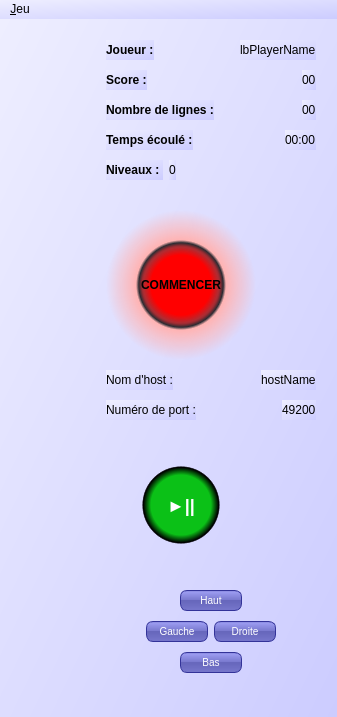
Before: the Qt Designer form view/mwtetris.ui in g-jouret/projetTetris, drawn with Qt 5.
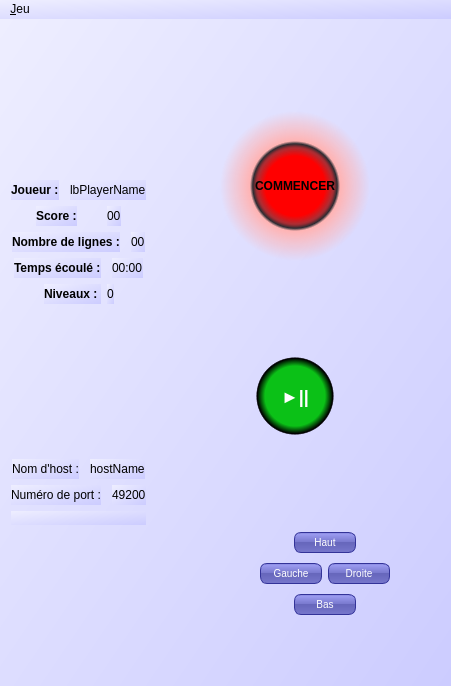
After: the same form once the commit is applied.

```diff
--- a/view/mwtetris.ui
+++ b/view/mwtetris.ui
@@ -6,8 +6,8 @@
    <rect>
     <x>0</x>
     <y>0</y>
-    <width>337</width>
-    <height>717</height>
+    <width>451</width>
+    <height>686</height>
    </rect>
   </property>
   <property name="windowTitle">
@@ -27,68 +27,7 @@
     <string notr="true"/>
    </property>
    <layout class="QGridLayout" name="gridLayout">
-    <item row="1" column="3">
-     <spacer name="verticalSpacer_2">
-      <property name="orientation">
-       <enum>Qt::Vertical</enum>
-      </property>
-      <property name="sizeHint" stdset="0">
-       <size>
-        <width>20</width>
-        <height>20</height>
-       </size>
-      </property>
-     </spacer>
-    </item>
-    <item row="1" column="0">
-     <spacer name="verticalSpacer_3">
-      <property name="orientation">
-       <enum>Qt::Vertical</enum>
-      </property>
-      <property name="sizeHint" stdset="0">
-       <size>
-        <width>20</width>
-        <height>40</height>
-       </size>
-      </property>
-     </spacer>
-    </item>
-    <item row="0" column="1">
-     <spacer name="horizontalSpacer_15">
-      <property name="orientation">
-       <enum>Qt::Horizontal</enum>
-      </property>
-      <property name="sizeHint" stdset="0">
-       <size>
-        <width>40</width>
-        <height>20</height>
-       </size>
-      </property>
-     </spacer>
-    </item>
-    <item row="0" column="0">
-     <layout class="QGridLayout" name="boardGrid">
-      <property name="sizeConstraint">
-       <enum>QLayout::SetMaximumSize</enum>
-      </property>
-      <property name="leftMargin">
-       <number>10</number>
-      </property>
-      <property name="topMargin">
-       <number>10</number>
-      </property>
-      <property name="rightMargin">
-       <number>10</number>
-      </property>
-      <property name="bottomMargin">
-       <number>10</number>
-      </property>
-      <property name="spacing">
-       <number>3</number>
-      </property>
-     </layout>
-    </item>
-    <item row="0" column="3">
+    <item row="0" column="7">
      <layout class="QVBoxLayout" name="infoBox">
       <property name="spacing">
        <number>10</number>
@@ -108,182 +47,6 @@
       <property name="bottomMargin">
        <number>10</number>
       </property>
-      <item>
-       <layout class="QHBoxLayout" name="horizontalLayout">
-        <item>
-         <widget class="QLabel" name="lbName">
-          <property name="styleSheet">
-           <string notr="true">QLabel {font-weight: bold; }</string>
-          </property>
-          <property name="text">
-           <string>Joueur :</string>
-          </property>
-         </widget>
-        </item>
-        <item>
-         <spacer name="horizontalSpacer">
-          <property name="orientation">
-           <enum>Qt::Horizontal</enum>
-          </property>
-          <property name="sizeHint" stdset="0">
-           <size>
-            <width>40</width>
-            <height>20</height>
-           </size>
-          </property>
-         </spacer>
-        </item>
-        <item>
-         <widget class="QLabel" name="lbPlayerName">
-          <property name="text">
-           <string>lbPlayerName</string>
-          </property>
-         </widget>
-        </item>
-       </layout>
-      </item>
-      <item>
-       <layout class="QHBoxLayout" name="horizontalLayout_2">
-        <item>
-         <widget class="QLabel" name="lbScore">
-          <property name="styleSheet">
-           <string notr="true">QLabel {font-weight: bold; }</string>
-          </property>
-          <property name="text">
-           <string>Score :</string>
-          </property>
-         </widget>
-        </item>
-        <item>
-         <spacer name="horizontalSpacer_2">
-          <property name="orientation">
-           <enum>Qt::Horizontal</enum>
-          </property>
-          <property name="sizeHint" stdset="0">
-           <size>
-            <width>40</width>
-            <height>20</height>
-           </size>
-          </property>
-         </spacer>
-        </item>
-        <item>
-         <widget class="QLabel" name="lbPlayerScore">
-          <property name="text">
-           <string>00</string>
-          </property>
-         </widget>
-        </item>
-       </layout>
-      </item>
-      <item>
-       <layout class="QHBoxLayout" name="horizontalLayout_7">
-        <item>
-         <widget class="QLabel" name="lbLines">
-          <property name="styleSheet">
-           <string notr="true">QLabel {font-weight: bold; }</string>
-          </property>
-          <property name="text">
-           <string>Nombre de lignes :</string>
-          </property>
-         </widget>
-        </item>
-        <item>
-         <spacer name="horizontalSpacer_8">
-          <property name="orientation">
-           <enum>Qt::Horizontal</enum>
-          </property>
-          <property name="sizeHint" stdset="0">
-           <size>
-            <width>40</width>
-            <height>20</height>
-           </size>
-          </property>
-         </spacer>
-        </item>
-        <item>
-         <widget class="QLabel" name="lbPlayerLines">
-          <property name="text">
-           <string>00</string>
-          </property>
-         </widget>
-        </item>
-       </layout>
-      </item>
-      <item>
-       <layout class="QHBoxLayout" name="horizontalLayout_6">
-        <item>
-         <widget class="QLabel" name="lbTimer">
-          <property name="styleSheet">
-           <string notr="true">QLabel {font-weight: bold; }</string>
-          </property>
-          <property name="text">
-           <string>Temps écoulé :</string>
-          </property>
-         </widget>
-        </item>
-        <item>
-         <spacer name="horizontalSpacer_7">
-          <property name="orientation">
-           <enum>Qt::Horizontal</enum>
-          </property>
-          <property name="sizeHint" stdset="0">
-           <size>
-            <width>40</width>
-            <height>20</height>
-           </size>
-          </property>
-         </spacer>
-        </item>
-        <item>
-         <widget class="QLabel" name="lbTime">
-          <property name="statusTip">
-           <string/>
-          </property>
-          <property name="text">
-           <string>00:00</string>
-          </property>
-         </widget>
-        </item>
-       </layout>
-      </item>
-      <item>
-       <layout class="QHBoxLayout" name="horizontalLayout_8">
-        <item>
-         <widget class="QLabel" name="lbLevel">
-          <property name="enabled">
-           <bool>true</bool>
-          </property>
-          <property name="styleSheet">
-           <string notr="true">QLabel {font-weight: bold; }</string>
-          </property>
-          <property name="text">
-           <string>Niveaux : </string>
-          </property>
-         </widget>
-        </item>
-        <item>
-         <widget class="QLabel" name="lbLevelGame">
-          <property name="text">
-           <string>0</string>
-          </property>
-         </widget>
-        </item>
-        <item>
-         <spacer name="horizontalSpacer_9">
-          <property name="orientation">
-           <enum>Qt::Horizontal</enum>
-          </property>
-          <property name="sizeHint" stdset="0">
-           <size>
-            <width>40</width>
-            <height>20</height>
-           </size>
-          </property>
-         </spacer>
-        </item>
-       </layout>
-      </item>
       <item>
        <spacer name="verticalSpacer">
         <property name="orientation">
@@ -292,7 +55,7 @@
         <property name="sizeHint" stdset="0">
          <size>
           <width>20</width>
-          <height>5</height>
+          <height>50</height>
          </size>
         </property>
        </spacer>
@@ -367,68 +130,6 @@
         </property>
        </spacer>
       </item>
-      <item>
-       <layout class="QHBoxLayout" name="horizontalLayout_11">
-        <item>
-         <widget class="QLabel" name="lbHost">
-          <property name="text">
-           <string>Nom d'host :</string>
-          </property>
-         </widget>
-        </item>
-        <item>
-         <spacer name="horizontalSpacer_14">
-          <property name="orientation">
-           <enum>Qt::Horizontal</enum>
-          </property>
-          <property name="sizeHint" stdset="0">
-           <size>
-            <width>40</width>
-            <height>20</height>
-           </size>
-          </property>
-         </spacer>
-        </item>
-        <item>
-         <widget class="QLabel" name="lbHostName">
-          <property name="text">
-           <string>hostName</string>
-          </property>
-         </widget>
-        </item>
-       </layout>
-      </item>
-      <item>
-       <layout class="QHBoxLayout" name="horizontalLayout_12">
-        <item>
-         <widget class="QLabel" name="lbPort">
-          <property name="text">
-           <string>Numéro de port :</string>
-          </property>
-         </widget>
-        </item>
-        <item>
-         <spacer name="horizontalSpacer_16">
-          <property name="orientation">
-           <enum>Qt::Horizontal</enum>
-          </property>
-          <property name="sizeHint" stdset="0">
-           <size>
-            <width>40</width>
-            <height>20</height>
-           </size>
-          </property>
-         </spacer>
-        </item>
-        <item>
-         <widget class="QLabel" name="lbPortNb">
-          <property name="text">
-           <string>49200</string>
-          </property>
-         </widget>
-        </item>
-       </layout>
-      </item>
       <item>
        <widget class="QPushButton" name="btnPause">
         <property name="styleSheet">
@@ -472,7 +173,7 @@
         <property name="sizeHint" stdset="0">
          <size>
           <width>20</width>
-          <height>10</height>
+          <height>40</height>
          </size>
         </property>
        </spacer>
@@ -730,6 +431,407 @@
        </layout>
       </item>
       <item>
+       <spacer name="verticalSpacer_7">
+        <property name="orientation">
+         <enum>Qt::Vertical</enum>
+        </property>
+        <property name="sizeHint" stdset="0">
+         <size>
+          <width>20</width>
+          <height>40</height>
+         </size>
+        </property>
+       </spacer>
+      </item>
+     </layout>
+    </item>
+    <item row="0" column="2">
+     <layout class="QGridLayout" name="gridLayout_2">
+      <item row="2" column="0">
+       <spacer name="horizontalSpacer_15">
+        <property name="orientation">
+         <enum>Qt::Horizontal</enum>
+        </property>
+        <property name="sizeHint" stdset="0">
+         <size>
+          <width>0</width>
+          <height>20</height>
+         </size>
+        </property>
+       </spacer>
+      </item>
+      <item row="2" column="4">
+       <spacer name="horizontalSpacer_17">
+        <property name="orientation">
+         <enum>Qt::Horizontal</enum>
+        </property>
+        <property name="sizeHint" stdset="0">
+         <size>
+          <width>0</width>
+          <height>20</height>
+         </size>
+        </property>
+       </spacer>
+      </item>
+      <item row="2" column="1">
+       <layout class="QGridLayout" name="boardGrid">
+        <property name="sizeConstraint">
+         <enum>QLayout::SetMaximumSize</enum>
+        </property>
+        <property name="leftMargin">
+         <number>10</number>
+        </property>
+        <property name="topMargin">
+         <number>10</number>
+        </property>
+        <property name="rightMargin">
+         <number>10</number>
+        </property>
+        <property name="bottomMargin">
+         <number>10</number>
+        </property>
+        <property name="spacing">
+         <number>3</number>
+        </property>
+       </layout>
+      </item>
+      <item row="0" column="1">
+       <spacer name="verticalSpacer_9">
+        <property name="orientation">
+         <enum>Qt::Vertical</enum>
+        </property>
+        <property name="sizeHint" stdset="0">
+         <size>
+          <width>20</width>
+          <height>0</height>
+         </size>
+        </property>
+       </spacer>
+      </item>
+      <item row="3" column="1">
+       <spacer name="verticalSpacer_10">
+        <property name="orientation">
+         <enum>Qt::Vertical</enum>
+        </property>
+        <property name="sizeHint" stdset="0">
+         <size>
+          <width>20</width>
+          <height>0</height>
+         </size>
+        </property>
+       </spacer>
+      </item>
+     </layout>
+    </item>
+    <item row="0" column="0">
+     <layout class="QVBoxLayout" name="verticalLayout_2">
+      <item>
+       <spacer name="verticalSpacer_3">
+        <property name="orientation">
+         <enum>Qt::Vertical</enum>
+        </property>
+        <property name="sizeHint" stdset="0">
+         <size>
+          <width>20</width>
+          <height>40</height>
+         </size>
+        </property>
+       </spacer>
+      </item>
+      <item>
+       <layout class="QHBoxLayout" name="horizontalLayout">
+        <item>
+         <spacer name="horizontalSpacer_18">
+          <property name="orientation">
+           <enum>Qt::Horizontal</enum>
+          </property>
+          <property name="sizeHint" stdset="0">
+           <size>
+            <width>0</width>
+            <height>20</height>
+           </size>
+          </property>
+         </spacer>
+        </item>
+        <item>
+         <widget class="QLabel" name="lbName">
+          <property name="styleSheet">
+           <string notr="true">QLabel {font-weight: bold; }</string>
+          </property>
+          <property name="text">
+           <string>Joueur :</string>
+          </property>
+         </widget>
+        </item>
+        <item>
+         <spacer name="horizontalSpacer">
+          <property name="orientation">
+           <enum>Qt::Horizontal</enum>
+          </property>
+          <property name="sizeHint" stdset="0">
+           <size>
+            <width>5</width>
+            <height>20</height>
+           </size>
+          </property>
+         </spacer>
+        </item>
+        <item>
+         <widget class="QLabel" name="lbPlayerName">
+          <property name="text">
+           <string>lbPlayerName</string>
+          </property>
+         </widget>
+        </item>
+        <item>
+         <spacer name="horizontalSpacer_19">
+          <property name="orientation">
+           <enum>Qt::Horizontal</enum>
+          </property>
+          <property name="sizeHint" stdset="0">
+           <size>
+            <width>0</width>
+            <height>20</height>
+           </size>
+          </property>
+         </spacer>
+        </item>
+       </layout>
+      </item>
+      <item>
+       <layout class="QHBoxLayout" name="horizontalLayout_2">
+        <item>
+         <spacer name="horizontalSpacer_20">
+          <property name="orientation">
+           <enum>Qt::Horizontal</enum>
+          </property>
+          <property name="sizeHint" stdset="0">
+           <size>
+            <width>0</width>
+            <height>20</height>
+           </size>
+          </property>
+         </spacer>
+        </item>
+        <item>
+         <widget class="QLabel" name="lbScore">
+          <property name="styleSheet">
+           <string notr="true">QLabel {font-weight: bold; }</string>
+          </property>
+          <property name="text">
+           <string>Score :</string>
+          </property>
+         </widget>
+        </item>
+        <item>
+         <spacer name="horizontalSpacer_2">
+          <property name="orientation">
+           <enum>Qt::Horizontal</enum>
+          </property>
+          <property name="sizeHint" stdset="0">
+           <size>
+            <width>5</width>
+            <height>20</height>
+           </size>
+          </property>
+         </spacer>
+        </item>
+        <item>
+         <widget class="QLabel" name="lbPlayerScore">
+          <property name="text">
+           <string>00</string>
+          </property>
+         </widget>
+        </item>
+        <item>
+         <spacer name="horizontalSpacer_21">
+          <property name="orientation">
+           <enum>Qt::Horizontal</enum>
+          </property>
+          <property name="sizeHint" stdset="0">
+           <size>
+            <width>0</width>
+            <height>20</height>
+           </size>
+          </property>
+         </spacer>
+        </item>
+       </layout>
+      </item>
+      <item>
+       <layout class="QHBoxLayout" name="horizontalLayout_7">
+        <item>
+         <spacer name="horizontalSpacer_22">
+          <property name="orientation">
+           <enum>Qt::Horizontal</enum>
+          </property>
+          <property name="sizeHint" stdset="0">
+           <size>
+            <width>0</width>
+            <height>20</height>
+           </size>
+          </property>
+         </spacer>
+        </item>
+        <item>
+         <widget class="QLabel" name="lbLines">
+          <property name="styleSheet">
+           <string notr="true">QLabel {font-weight: bold; }</string>
+          </property>
+          <property name="text">
+           <string>Nombre de lignes :</string>
+          </property>
+         </widget>
+        </item>
+        <item>
+         <spacer name="horizontalSpacer_8">
+          <property name="orientation">
+           <enum>Qt::Horizontal</enum>
+          </property>
+          <property name="sizeHint" stdset="0">
+           <size>
+            <width>5</width>
+            <height>20</height>
+           </size>
+          </property>
+         </spacer>
+        </item>
+        <item>
+         <widget class="QLabel" name="lbPlayerLines">
+          <property name="text">
+           <string>00</string>
+          </property>
+         </widget>
+        </item>
+        <item>
+         <spacer name="horizontalSpacer_23">
+          <property name="orientation">
+           <enum>Qt::Horizontal</enum>
+          </property>
+          <property name="sizeHint" stdset="0">
+           <size>
+            <width>0</width>
+            <height>20</height>
+           </size>
+          </property>
+         </spacer>
+        </item>
+       </layout>
+      </item>
+      <item>
+       <layout class="QHBoxLayout" name="horizontalLayout_6">
+        <item>
+         <spacer name="horizontalSpacer_24">
+          <property name="orientation">
+           <enum>Qt::Horizontal</enum>
+          </property>
+          <property name="sizeHint" stdset="0">
+           <size>
+            <width>0</width>
+            <height>20</height>
+           </size>
+          </property>
+         </spacer>
+        </item>
+        <item>
+         <widget class="QLabel" name="lbTimer">
+          <property name="styleSheet">
+           <string notr="true">QLabel {font-weight: bold; }</string>
+          </property>
+          <property name="text">
+           <string>Temps écoulé :</string>
+          </property>
+         </widget>
+        </item>
+        <item>
+         <spacer name="horizontalSpacer_7">
+          <property name="orientation">
+           <enum>Qt::Horizontal</enum>
+          </property>
+          <property name="sizeHint" stdset="0">
+           <size>
+            <width>5</width>
+            <height>20</height>
+           </size>
+          </property>
+         </spacer>
+        </item>
+        <item>
+         <widget class="QLabel" name="lbTime">
+          <property name="statusTip">
+           <string/>
+          </property>
+          <property name="text">
+           <string>00:00</string>
+          </property>
+         </widget>
+        </item>
+        <item>
+         <spacer name="horizontalSpacer_25">
+          <property name="orientation">
+           <enum>Qt::Horizontal</enum>
+          </property>
+          <property name="sizeHint" stdset="0">
+           <size>
+            <width>0</width>
+            <height>20</height>
+           </size>
+          </property>
+         </spacer>
+        </item>
+       </layout>
+      </item>
+      <item>
+       <layout class="QHBoxLayout" name="horizontalLayout_8">
+        <item>
+         <spacer name="horizontalSpacer_26">
+          <property name="orientation">
+           <enum>Qt::Horizontal</enum>
+          </property>
+          <property name="sizeHint" stdset="0">
+           <size>
+            <width>0</width>
+            <height>20</height>
+           </size>
+          </property>
+         </spacer>
+        </item>
+        <item>
+         <widget class="QLabel" name="lbLevel">
+          <property name="enabled">
+           <bool>true</bool>
+          </property>
+          <property name="styleSheet">
+           <string notr="true">QLabel {font-weight: bold; }</string>
+          </property>
+          <property name="text">
+           <string>Niveaux : </string>
+          </property>
+         </widget>
+        </item>
+        <item>
+         <widget class="QLabel" name="lbLevelGame">
+          <property name="text">
+           <string>0</string>
+          </property>
+         </widget>
+        </item>
+        <item>
+         <spacer name="horizontalSpacer_9">
+          <property name="orientation">
+           <enum>Qt::Horizontal</enum>
+          </property>
+          <property name="sizeHint" stdset="0">
+           <size>
+            <width>0</width>
+            <height>20</height>
+           </size>
+          </property>
+         </spacer>
+        </item>
+       </layout>
+      </item>
+      <item>
        <spacer name="verticalSpacer_5">
         <property name="orientation">
          <enum>Qt::Vertical</enum>
@@ -742,6 +844,140 @@
         </property>
        </spacer>
       </item>
+      <item>
+       <layout class="QHBoxLayout" name="horizontalLayout_11">
+        <item>
+         <spacer name="horizontalSpacer_28">
+          <property name="orientation">
+           <enum>Qt::Horizontal</enum>
+          </property>
+          <property name="sizeHint" stdset="0">
+           <size>
+            <width>0</width>
+            <height>20</height>
+           </size>
+          </property>
+         </spacer>
+        </item>
+        <item>
+         <widget class="QLabel" name="lbHost">
+          <property name="text">
+           <string>Nom d'host :</string>
+          </property>
+         </widget>
+        </item>
+        <item>
+         <spacer name="horizontalSpacer_14">
+          <property name="orientation">
+           <enum>Qt::Horizontal</enum>
+          </property>
+          <property name="sizeHint" stdset="0">
+           <size>
+            <width>5</width>
+            <height>20</height>
+           </size>
+          </property>
+         </spacer>
+        </item>
+        <item>
+         <widget class="QLabel" name="lbHostName">
+          <property name="text">
+           <string>hostName</string>
+          </property>
+         </widget>
+        </item>
+        <item>
+         <spacer name="horizontalSpacer_27">
+          <property name="orientation">
+           <enum>Qt::Horizontal</enum>
+          </property>
+          <property name="sizeHint" stdset="0">
+           <size>
+            <width>0</width>
+            <height>20</height>
+           </size>
+          </property>
+         </spacer>
+        </item>
+       </layout>
+      </item>
+      <item>
+       <layout class="QHBoxLayout" name="horizontalLayout_12">
+        <item>
+         <spacer name="horizontalSpacer_29">
+          <property name="orientation">
+           <enum>Qt::Horizontal</enum>
+          </property>
+          <property name="sizeHint" stdset="0">
+           <size>
+            <width>0</width>
+            <height>20</height>
+           </size>
+          </property>
+         </spacer>
+        </item>
+        <item>
+         <widget class="QLabel" name="lbPort">
+          <property name="text">
+           <string>Numéro de port :</string>
+          </property>
+         </widget>
+        </item>
+        <item>
+         <spacer name="horizontalSpacer_16">
+          <property name="orientation">
+           <enum>Qt::Horizontal</enum>
+          </property>
+          <property name="sizeHint" stdset="0">
+           <size>
+            <width>5</width>
+            <height>20</height>
+           </size>
+          </property>
+         </spacer>
+        </item>
+        <item>
+         <widget class="QLabel" name="lbPortNb">
+          <property name="text">
+           <string>49200</string>
+          </property>
+         </widget>
+        </item>
+        <item>
+         <spacer name="horizontalSpacer_30">
+          <property name="orientation">
+           <enum>Qt::Horizontal</enum>
+          </property>
+          <property name="sizeHint" stdset="0">
+           <size>
+            <width>0</width>
+            <height>20</height>
+           </size>
+          </property>
+         </spacer>
+        </item>
+       </layout>
+      </item>
+      <item>
+       <widget class="QLabel" name="msgConnect">
+        <property name="text">
+         <string/>
+        </property>
+       </widget>
+      </item>
+      <item>
+       <spacer name="verticalSpacer_2">
+        <property name="orientation">
+         <enum>Qt::Vertical</enum>
+        </property>
+        <property name="sizeHint" stdset="0">
+         <size>
+          <width>20</width>
+          <height>40</height>
+         </size>
+        </property>
+       </spacer>
+      </item>
      </layout>
     </item>
    </layout>
@@ -756,7 +992,7 @@
     <rect>
      <x>0</x>
      <y>0</y>
-     <width>337</width>
+     <width>451</width>
      <height>20</height>
     </rect>
    </property>
```
Left out of the diff: 5 changed lines with no effect on the pictures.
